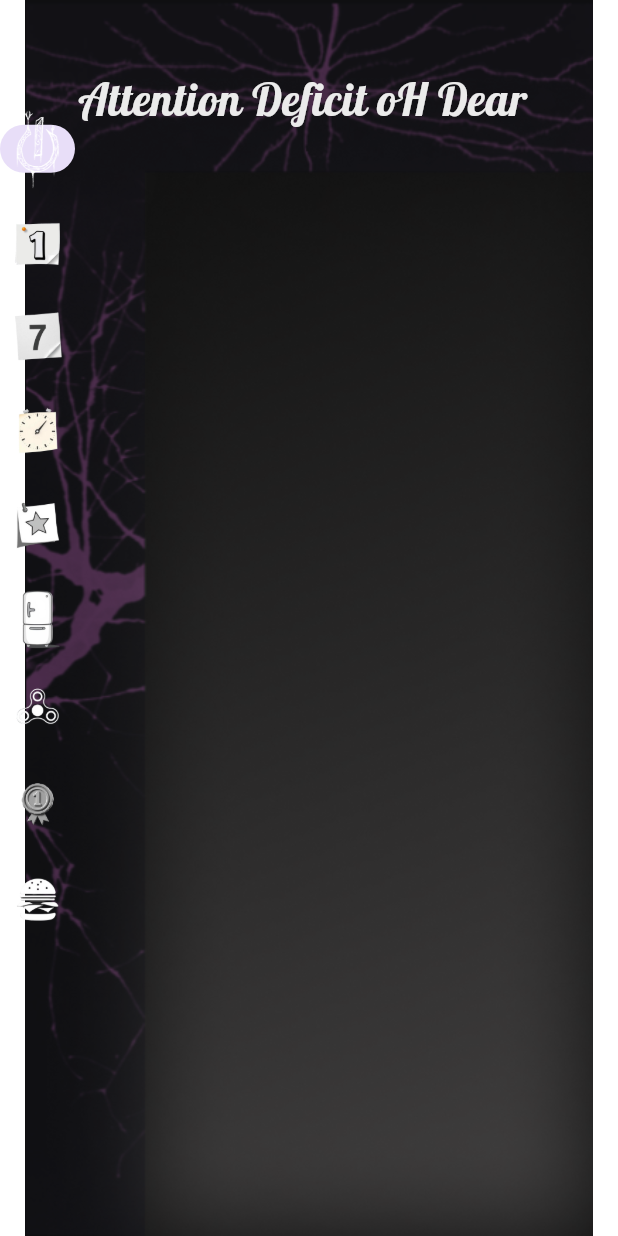
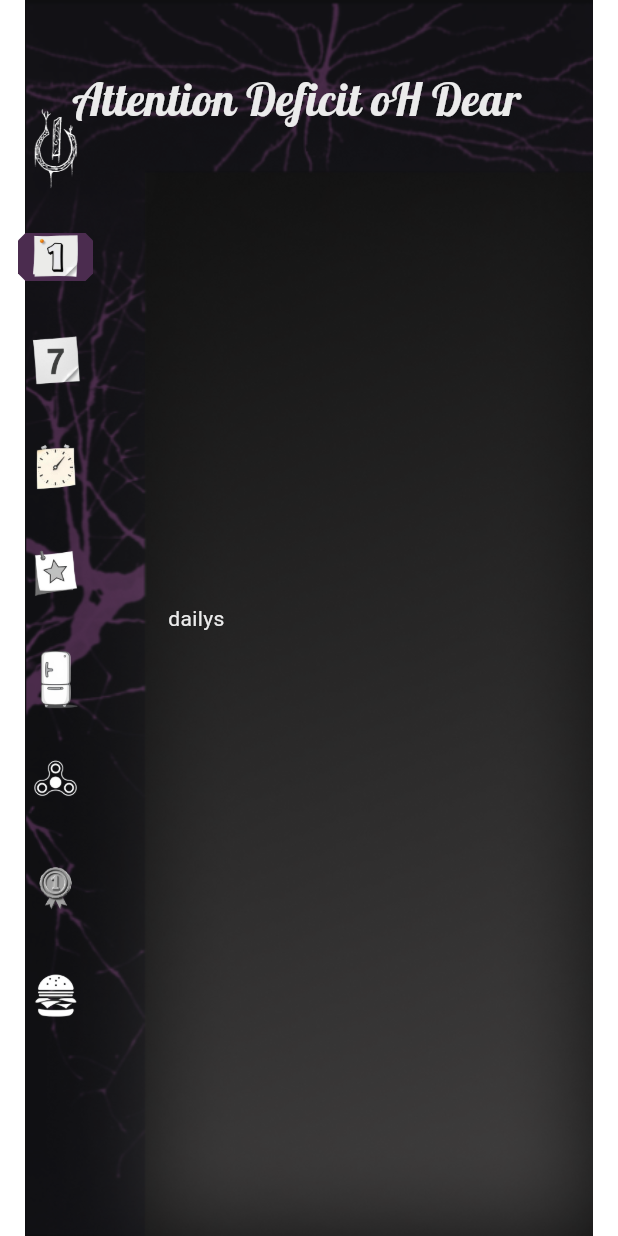
Before and after one commit to Gracelium64/adhd_0_1, a Flutter app: the screen it shows after launch, on a phone screen of 412 x 824 dp. Run offline on Flutter 3.47's test engine with Material 3 defaults, Android fonts, the light colour scheme and no system bars.

Commit message:
.........

```diff
--- a/lib/src/common/app_bg.dart
+++ b/lib/src/common/app_bg.dart
@@ -18,7 +18,7 @@ class AppBg extends StatelessWidget {
         Scaffold(
           backgroundColor: Colors.transparent,
           body: Padding(
-            padding: const EdgeInsets.fromLTRB(52, 44, 0, 0),
+            padding: const EdgeInsets.fromLTRB(48, 44, 0, 0),
             child: Text(
               'Attention Deficit oH Dear',
               style: TextStyle(
--- a/lib/src/common/screens/dailys.dart
+++ b/lib/src/common/screens/dailys.dart
@@ -1,3 +1,4 @@
+import 'package:adhd_0_1/src/theme/palette.dart';
 import 'package:flutter/material.dart';
 
 class Dailys extends StatelessWidget {
@@ -5,6 +6,8 @@ class Dailys extends StatelessWidget {
 
   @override
   Widget build(BuildContext context) {
-    return const Placeholder();
+    return Center(
+      child: Text('dailys', style: TextStyle(color: Palette.basicBitchWhite)),
+    );
   }
 }
--- a/lib/src/common/screens/tutorial.dart
+++ b/lib/src/common/screens/tutorial.dart
@@ -1,9 +1,13 @@
+import 'package:adhd_0_1/src/theme/palette.dart';
 import 'package:flutter/material.dart';
 
 class Tutorial extends StatelessWidget {
+  const Tutorial({super.key});
 
   @override
   Widget build(BuildContext context) {
-    return const Placeholder();
+    return Center(
+      child: Text('tutorial', style: TextStyle(color: Palette.basicBitchWhite)),
+    );
   }
 }
--- a/lib/src/main_screen.dart
+++ b/lib/src/main_screen.dart
@@ -8,6 +8,7 @@ import 'package:adhd_0_1/src/common/screens/quest.dart';
 import 'package:adhd_0_1/src/common/screens/settings.dart';
 import 'package:adhd_0_1/src/common/screens/tutorial.dart';
 import 'package:adhd_0_1/src/common/screens/weeklys.dart';
+import 'package:adhd_0_1/src/theme/palette.dart';
 import 'package:flutter/material.dart';
 
 class MainScreen extends StatefulWidget {
@@ -18,7 +19,7 @@ class MainScreen extends StatefulWidget {
 }
 
 class _MainScreenState extends State<MainScreen> {
-  int _pageIndex = 0;
+  int _pageIndex = 1;
 
   List<Widget> pages = [
     Tutorial(),
@@ -37,13 +38,25 @@ class _MainScreenState extends State<MainScreen> {
     return Stack(
       children: [
         AppBg(),
-        SizedBox(
+        Scaffold(
+          backgroundColor: Colors.transparent,
+          body: SafeArea(
+            child: Row(
+              children: [
+                Padding(
+                  padding: const EdgeInsets.only(left: 12),
+                  child: SizedBox(
                     width: 50,
+
                     height: double.infinity,
                     child: NavigationRail(
                       leading: SizedBox(height: 50),
                       selectedIndex: _pageIndex,
+                      indicatorColor: Palette.highlight,
 
+                      indicatorShape: BeveledRectangleBorder(
+                        borderRadius: BorderRadius.all(Radius.circular(5)),
+                      ),
                       onDestinationSelected: (int index) {
                         setState(() {
                           _pageIndex = index;
@@ -52,45 +65,66 @@ class _MainScreenState extends State<MainScreen> {
                       backgroundColor: Colors.transparent,
                       destinations: <NavigationRailDestination>[
                         NavigationRailDestination(
-                icon: Image.asset('assets/img/sidebar/oi.png', width: 30),
+                          padding: EdgeInsets.only(bottom: 8),
+                          icon: Image.asset(
+                            'assets/img/sidebar/oi.png',
+                            width: 30,
+                          ),
                           label: Text(''),
                         ),
                         NavigationRailDestination(
+                          padding: EdgeInsets.only(bottom: 8),
                           icon: Image.asset('assets/img/sidebar/daily.png'),
                           label: Text(''),
                         ),
                         NavigationRailDestination(
+                          padding: EdgeInsets.only(bottom: 8),
                           icon: Image.asset('assets/img/sidebar/week.png'),
                           label: Text(''),
                         ),
                         NavigationRailDestination(
+                          padding: EdgeInsets.only(bottom: 8),
                           icon: Image.asset('assets/img/sidebar/clock.png'),
                           label: Text(''),
                         ),
                         NavigationRailDestination(
+                          padding: EdgeInsets.only(bottom: 8),
                           icon: Image.asset('assets/img/sidebar/star.png'),
                           label: Text(''),
                         ),
                         NavigationRailDestination(
+                          padding: EdgeInsets.only(bottom: 8),
                           icon: Image.asset('assets/img/sidebar/fridge.png'),
                           label: Text(''),
                         ),
                         NavigationRailDestination(
+                          padding: EdgeInsets.only(bottom: 8),
                           icon: Image.asset('assets/img/sidebar/fidget.png'),
                           label: Text(''),
                         ),
                         NavigationRailDestination(
+                          padding: EdgeInsets.only(bottom: 8),
                           icon: Image.asset('assets/img/sidebar/prize.png'),
                           label: Text(''),
                         ),
                         NavigationRailDestination(
+                          padding: EdgeInsets.only(bottom: 8),
                           icon: Image.asset('assets/img/sidebar/hamburger.png'),
                           label: Text(''),
                         ),
                       ],
                     ),
                   ),
-        Scaffold(backgroundColor: Colors.transparent, body: Column()),
+                ),
+
+                Padding(
+                  padding: const EdgeInsets.only(left: 50),
+                  child: Center(child: pages[_pageIndex]),
+                ),
+              ],
+            ),
+          ),
+        ),
       ],
     );
   }
--- a/lib/src/theme/palette.dart
+++ b/lib/src/theme/palette.dart
@@ -17,4 +17,5 @@ abstract class Palette {
   static final Color mediocreBlue = const Color.fromARGB(255, 0, 25, 255);
   static final Color neonLightBlue = const Color.fromARGB(255, 0, 255, 250);
   static final Color neonRed = const Color.fromARGB(255, 255, 0, 5);
+  static final Color highlight = const Color(0xFF4B2C4F);
 }
```
Lines whose indentation alone changed are shown as unchanged.
